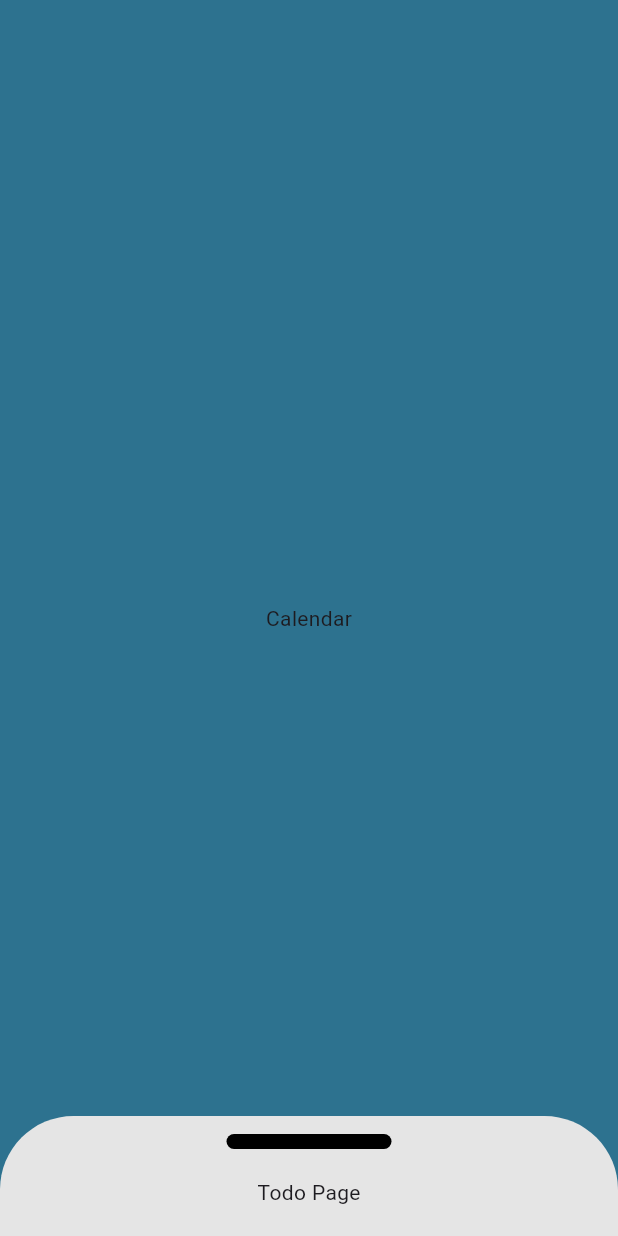
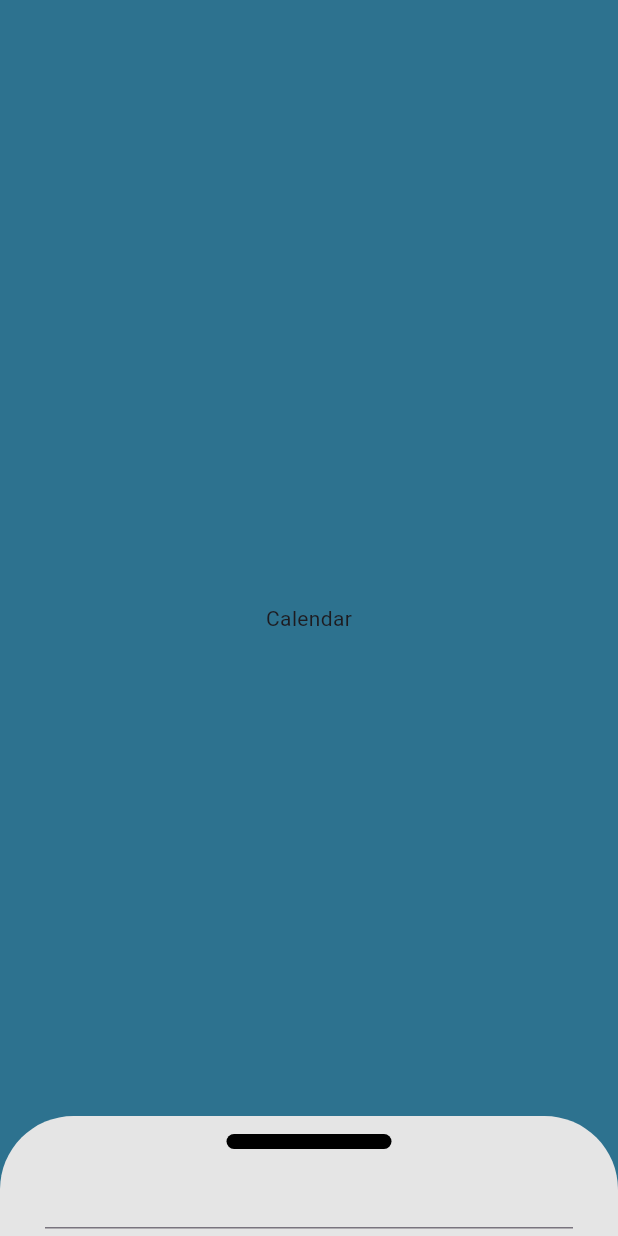
Before and after one commit to karehaa/DoIT, a Flutter app: the screen it shows after launch, on a phone screen of 412 x 824 dp. Run offline on Flutter 3.47's test engine with Material 3 defaults, Android fonts, the phone set to English and light mode, and no system bars.

Commit message:
Changing Text with TextField

```diff
--- a/lib/todo_page.dart
+++ b/lib/todo_page.dart
@@ -32,7 +32,14 @@ class _TodoPage extends State<TodoPage> {
                   borderRadius: BorderRadius.all(Radius.circular(20)),
                   color: Colors.black),
             ),
-            const Expanded(child: Center(child: Text("Todo Page")))
+            Expanded(
+              child: Center(
+                child: Container(
+                  padding: const EdgeInsets.only(right: 30, left: 30),
+                  child: const TextField(),
+                ),
+              ),
+            ),
           ],
         ),
       ),
```
Also changed, not shown: 1 other file.
